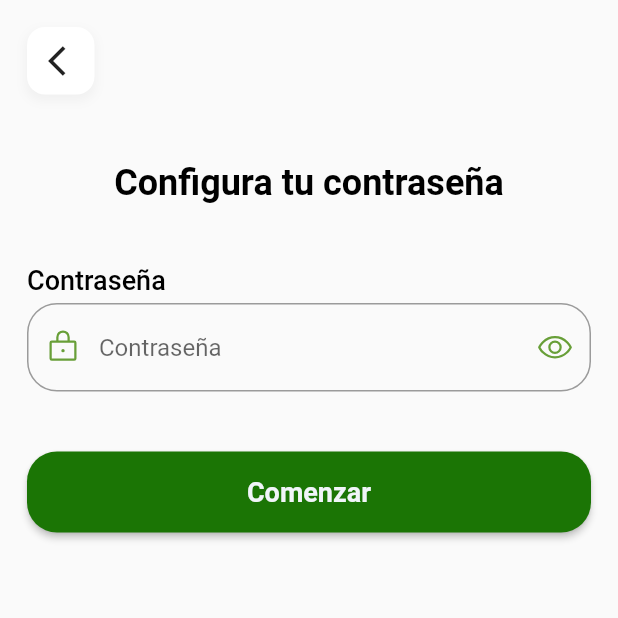
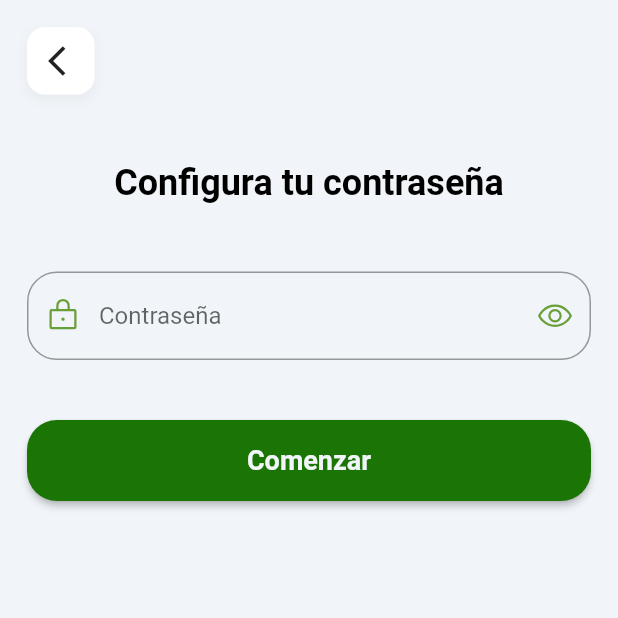
Before and after one commit to neoshock/hank-talker, a Flutter app: the RegisterPassword screen opened directly, on a phone screen of 412 x 824 dp, the top half of it. Run offline on Flutter 3.47's test engine with Material 2 defaults, Android fonts, the phone set to English and light mode, and no system bars; our stand-ins replace awesome_bottom_bar, bloc, fl_chart, flutter_bloc, flutter_phosphor_icons and 1 more; missing offline and left inert: dart:ffi; generated files the repository leaves out were written again.

Commit message:
fixed theme color and password input

```diff
--- a/lib/config/theme_data.dart
+++ b/lib/config/theme_data.dart
@@ -10,6 +10,8 @@ class CustomThemeData {
       foregroundColor: Color.fromRGBO(44, 44, 44, 1),
       elevation: 0,
     ),
+    scaffoldBackgroundColor:
+        const Color(0xFFF1F5F9), // light grey, used for background
     colorScheme: const ColorScheme.light(
       primary: Color(0xFF1B7505),
       secondary: Color(0xFFD29335),
--- a/lib/features/login/pages/login_page.dart
+++ b/lib/features/login/pages/login_page.dart
@@ -90,7 +90,7 @@ class _LoginPageState extends State<LoginPage> {
                           setState(() {
                             showPassword = !showPassword;
                           });
-                        }, showPassword),
+                        }, true, showPassword),
                         const SizedBox(height: 30),
                         SizedBox(
                           width: MediaQuery.sizeOf(context).width,
--- a/lib/features/register/pages/register_nac.dart
+++ b/lib/features/register/pages/register_nac.dart
@@ -52,7 +52,7 @@ class BirthDatePage extends StatelessWidget {
             ),
             const SizedBox(height: 40),
             Container(
-              height: 54,
+              height: 66,
               decoration: BoxDecoration(
                 borderRadius: BorderRadius.circular(20),
                 border: Border.all(color: Colors.green, width: 2),
--- a/lib/features/register/pages/register_password.dart
+++ b/lib/features/register/pages/register_password.dart
@@ -63,7 +63,7 @@ class _RegisterPasswordState extends State<RegisterPassword> {
               setState(() {
                 showPassword = !showPassword;
               });
-            }, showPassword),
+            }, false, showPassword),
             const SizedBox(height: 40),
             SizedBox(
               width: MediaQuery.sizeOf(context).width,
--- a/lib/widgets/inputs.dart
+++ b/lib/widgets/inputs.dart
@@ -28,7 +28,7 @@ Widget CustomTextImputWithLabel(
                 .textTheme
                 .bodySmall!
                 .copyWith(color: Theme.of(context).colorScheme.error),
-            fillColor: Theme.of(context).colorScheme.surface,
+            fillColor: Theme.of(context).colorScheme.onPrimary,
             hintText: label,
             prefixIconColor: Theme.of(context).colorScheme.primaryContainer,
             prefixIcon: icon,
@@ -63,7 +63,7 @@ Widget CustomTextImputWithOutLabel(
             .textTheme
             .bodySmall!
             .copyWith(color: Theme.of(context).colorScheme.error),
-        fillColor: Theme.of(context).colorScheme.surface,
+        fillColor: Theme.of(context).colorScheme.onPrimary,
         hintText: hintText,
         prefixIconColor: Theme.of(context).colorScheme.primaryContainer,
         prefixIcon: icon,
@@ -118,11 +118,14 @@ Widget CustomImputPassword(
     String hintText,
     String? Function(String?)? validator,
     Function onPressed,
+    bool label,
     bool showPassword) {
   return Column(
     crossAxisAlignment: CrossAxisAlignment.start,
     children: [
-      Text(hintText, style: Theme.of(context).textTheme.bodyLarge),
+      label
+          ? Text(hintText, style: Theme.of(context).textTheme.bodyLarge)
+          : SizedBox(),
       const SizedBox(height: 5),
       SizedBox(
         child: TextFormField(
```
